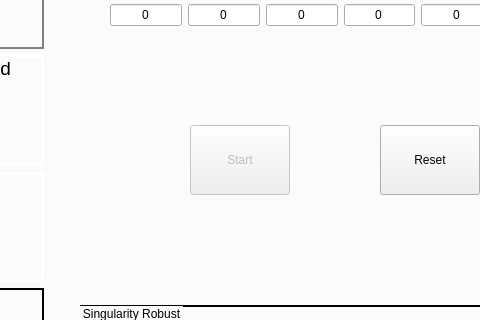
First picture: the form in mainwindow.ui, repository lg609/force_control_assistant_tool, before the edit; both pictures show x 155 to 635 and y 171 to 491 of the 848 by 622 pixel window.
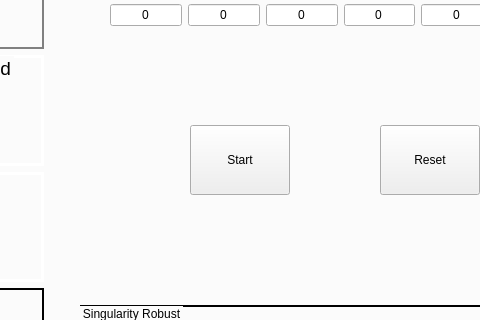
Second picture: the form after the edit. The open tabs and pages were chosen to show the change.

Diff of the .ui file:
```diff
--- a/mainwindow.ui
+++ b/mainwindow.ui
@@ -1529,7 +1529,7 @@
     </widget>
     <widget class="QPushButton" name="pBStart">
      <property name="enabled">
-      <bool>false</bool>
+      <bool>true</bool>
      </property>
      <property name="geometry">
       <rect>
```
Left out of the diff: 2 changed lines with no effect on the pictures.
